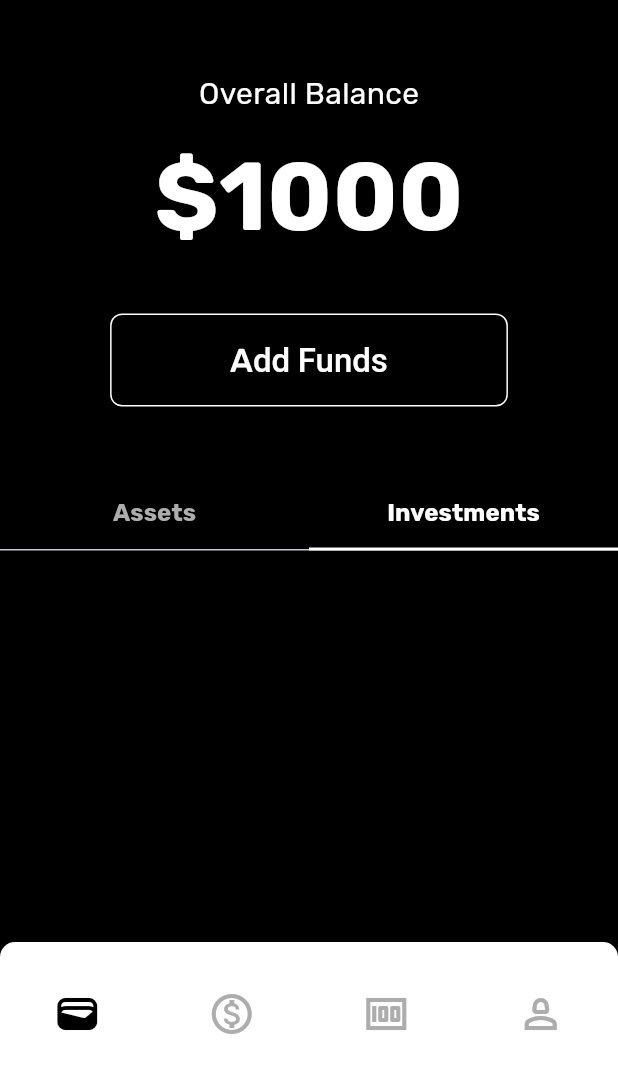
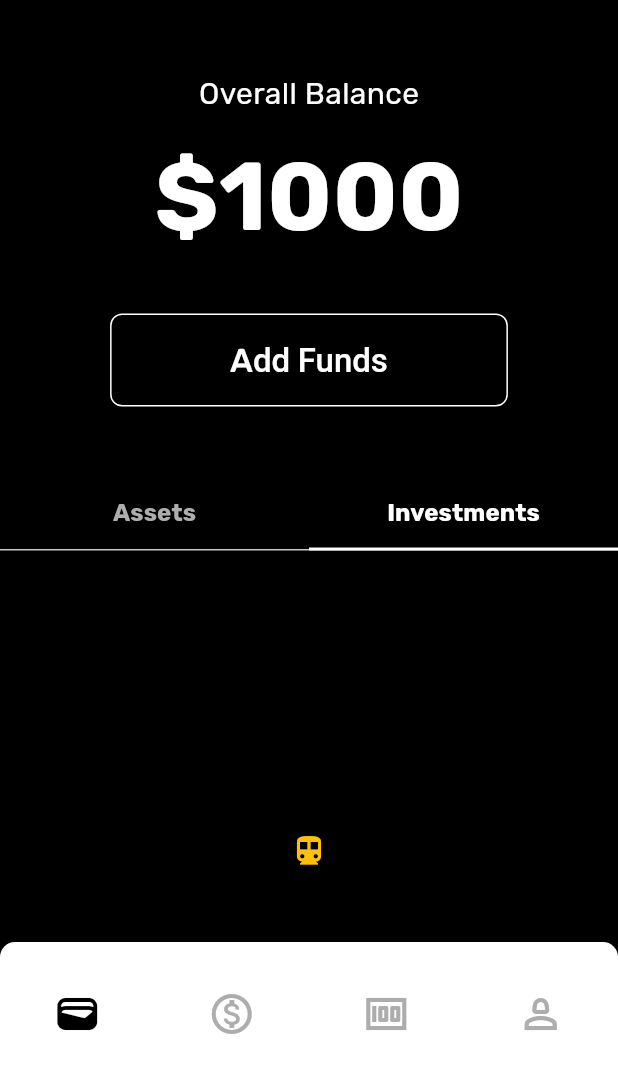
Before and after one commit to QuantWealth/qw-mobile, a Flutter app: the HomePage screen opened directly, tab 2 chosen, on a phone screen of 412 x 824 dp, the part 150-1236 px from its top. Run offline on Flutter 3.47's test engine with Material 3 defaults, Android fonts, the phone set to English and light mode, and no system bars; our stand-ins replace dio, equatable, flutter_bloc, flutter_svg, fpdart, freezed_annotation and 5 more; missing offline and left inert: walletconnect_flutter_v2, web3auth_flutter, web3dart, web3modal_flutter; network calls fail; statements that could not run were skipped.

Commit message:
feat: add balance page states and ui models

```diff
--- a/lib/ui/auth/views/auth_view.dart
+++ b/lib/ui/auth/views/auth_view.dart
@@ -1,6 +1,5 @@
 import 'package:flutter/material.dart';
 import 'package:quantwealth/app/theme/icons.dart';
-import 'package:quantwealth/injectable.dart';
 import 'package:quantwealth/ui/auth/cubit/auth_cubit.dart';
 import 'package:quantwealth/ui/common/icon_outlined_button.dart';
 import 'package:quantwealth/ui/common/icon_outlined_text_button.dart';
--- /dev/null
+++ b/lib/ui/balance/cubit/balance_cubit.dart
@@ -0,0 +1,30 @@
+import 'package:flutter_bloc/flutter_bloc.dart';
+import 'package:freezed_annotation/freezed_annotation.dart';
+import 'package:injectable/injectable.dart';
+import 'package:quantwealth/ui/balance/infrastructure/datasource/asset_dto.dart';
+import 'package:quantwealth/ui/balance/infrastructure/repository/balance_repository.dart';
+import 'package:quantwealth/ui/savings/cubit/savings_cubit.dart';
+
+part 'balance_state.dart';
+part 'balance_cubit.freezed.dart';
+
+@lazySingleton
+class BalanceCubit extends Cubit<BalanceState> {
+  final BalanceRepository _repository;
+
+  BalanceCubit({
+    required BalanceRepository balanceRepository,
+  })  : _repository = balanceRepository,
+        super(BalanceState.initial());
+
+  Future<void> onStart() async {
+    emit(BalanceState.loading());
+    final result = await _repository.getAssets(
+      walletAddress: '0x0AFfB0a96FBefAa97dCe488DfD97512346cf3Ab8',
+    );
+    result.fold(
+      (assets) => emit(BalanceState.loaded(assets)),
+      (error) => emit(BalanceState.error(error.toString())),
+    );
+  }
+}
--- /dev/null
+++ b/lib/ui/balance/cubit/balance_state.dart
@@ -0,0 +1,34 @@
+part of 'balance_cubit.dart';
+
+@freezed
+class BalanceState with _$BalanceState {
+  const factory BalanceState({
+    required List<AssetDto> assets,
+    required RequestStatus status,
+    required String? error,
+  }) = _Initial;
+
+  factory BalanceState.initial() => BalanceState(
+        assets: [],
+        status: RequestStatus.initial,
+        error: null,
+      );
+
+  factory BalanceState.loading() => BalanceState(
+        assets: [],
+        status: RequestStatus.loading,
+        error: null,
+      );
+
+  factory BalanceState.loaded(List<AssetDto> assets) => BalanceState(
+        assets: assets,
+        status: RequestStatus.success,
+        error: null,
+      );
+
+  factory BalanceState.error(String error) => BalanceState(
+        assets: [],
+        status: RequestStatus.failure,
+        error: error,
+      );
+}
--- /dev/null
+++ b/lib/ui/balance/infrastructure/datasource/asset_dto.dart
@@ -0,0 +1,22 @@
+import 'package:freezed_annotation/freezed_annotation.dart';
+
+part 'asset_dto.freezed.dart';
+part 'asset_dto.g.dart';
+
+@freezed
+class AssetDto with _$AssetDto {
+  const AssetDto._();
+
+  const factory AssetDto({
+    required String name,
+    required String symbol,
+    required String address,
+    required int quantity,
+    required double fiatPrice,
+    required String network,
+    required int totalCount,
+  }) = _AssetDto;
+
+  factory AssetDto.fromJson(Map<String, Object?> json) =>
+      _$AssetDtoFromJson(json);
+}
--- /dev/null
+++ b/lib/ui/balance/infrastructure/repository/balance_repository.dart
@@ -0,0 +1,47 @@
+import 'package:dio/dio.dart';
+import 'package:fpdart/fpdart.dart';
+import 'package:injectable/injectable.dart';
+import 'package:logger/logger.dart';
+import 'package:quantwealth/ui/balance/infrastructure/datasource/asset_dto.dart';
+
+@lazySingleton
+class BalanceRepository {
+  final Dio _dio;
+  final Logger _logger;
+
+  BalanceRepository({
+    required Dio dio,
+    required Logger logger,
+  })  : _dio = dio,
+        _logger = logger;
+
+  Future<Either<List<AssetDto>, Exception>> getAssets({
+    required String walletAddress,
+    int next = 10,
+    int limit = 10,
+    String sort = 'ascending',
+  }) async {
+    try {
+      final response = await _dio.get(
+        '/user/balance',
+        queryParameters: {
+          'walletAddress': walletAddress,
+          'next': next,
+          'limit': limit,
+          'sort': sort,
+        },
+      );
+      final data = response.data as Map<String, dynamic>;
+
+      final assets = (data['data'] as List<dynamic>)
+          .map((e) => AssetDto.fromJson(e as Map<String, Object?>))
+          .toList();
+
+      _logger.d(assets);
+      return left(assets);
+    } catch (e) {
+      _logger.e(e);
+      return right(Exception(e.toString()));
+    }
+  }
+}
--- a/lib/ui/balance/ui/pages/balance_page.dart
+++ b/lib/ui/balance/ui/pages/balance_page.dart
@@ -1,4 +1,7 @@
 import 'package:flutter/material.dart';
+import 'package:flutter_bloc/flutter_bloc.dart';
+import 'package:quantwealth/injectable.dart';
+import 'package:quantwealth/ui/balance/cubit/balance_cubit.dart';
 import 'package:quantwealth/ui/balance/ui/views/balance_view.dart';
 import 'package:quantwealth/ui/common/add_funds_sheet.dart';
 
@@ -17,7 +20,11 @@ class _BalancePageState extends State<BalancePage>
   @override
   Widget build(BuildContext context) {
     super.build(context);
+    return BlocBuilder<BalanceCubit, BalanceState>(
+      bloc: getIt<BalanceCubit>()..onStart(),
+      builder: (context, state) {
         return BalanceView(
+          assets: state.assets,
           onAddFunds: () {
             showModalBottomSheet(
               context: context,
@@ -27,5 +34,7 @@ class _BalancePageState extends State<BalancePage>
             );
           },
         );
+      },
+    );
   }
 }
--- a/lib/ui/balance/ui/views/balance_view.dart
+++ b/lib/ui/balance/ui/views/balance_view.dart
@@ -1,11 +1,19 @@
 import 'package:flutter/material.dart';
 import 'package:quantwealth/app/strings.dart';
 import 'package:quantwealth/app/theme/theme.dart';
+import 'package:quantwealth/ui/balance/infrastructure/datasource/asset_dto.dart';
+import 'package:quantwealth/ui/balance/ui/widgets/assets_listview.dart';
 import 'package:quantwealth/ui/common/widgets/default_button.dart';
 
 class BalanceView extends StatelessWidget {
   final VoidCallback onAddFunds;
-  const BalanceView({super.key, required this.onAddFunds});
+  final List<AssetDto> assets;
+
+  const BalanceView({
+    super.key,
+    required this.onAddFunds,
+    required this.assets,
+  });
 
   @override
   Widget build(BuildContext context) {
@@ -76,11 +84,17 @@ class BalanceView extends StatelessWidget {
             ],
           ),
           SizedBox(
-            height: 200, // You can adjust this as per your requirement
+            height: 400, // You can adjust this as per your requirement
             child: TabBarView(
-              children: const [
-                Icon(Icons.directions_car),
-                Icon(Icons.directions_transit),
+              children: [
+                AssetsListView(
+                  assets: assets,
+                  onClick: (asset) {},
+                ),
+                Icon(
+                  Icons.directions_transit,
+                  color: Colors.amber,
+                ),
               ],
             ),
           ),
```
Also changed, not shown: lib/ui/balance/ui/widgets/assets_listview.dart (added, +77 -0 lines), lib/injectable.config.dart, lib/ui/balance/cubit/balance_cubit.freezed.dart (added), lib/ui/balance/infrastructure/datasource/asset_dto.freezed.dart (added), lib/ui/balance/infrastructure/datasource/asset_dto.g.dart (added). Lines whose indentation alone changed are shown as unchanged.
